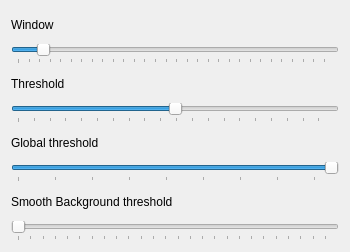
tmramalho/bigCellBrotherGUI, file views/threshold.ui: the form before one commit.
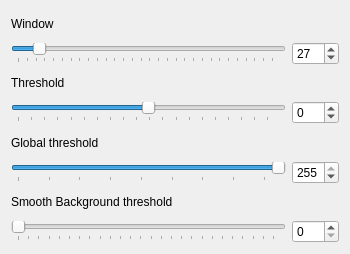
The form after the commit.

Patch:
```diff
--- a/views/threshold.ui
+++ b/views/threshold.ui
@@ -7,7 +7,7 @@
     <x>0</x>
     <y>0</y>
     <width>350</width>
-    <height>252</height>
+    <height>254</height>
    </rect>
   </property>
   <property name="sizePolicy">
@@ -21,28 +21,12 @@
   </property>
   <layout class="QGridLayout" name="gridLayout">
    <item row="0" column="0">
-    <layout class="QVBoxLayout" name="verticalLayout">
-     <item>
-      <widget class="QLabel" name="label_2">
-       <property name="text">
-        <string>Window</string>
-       </property>
-      </widget>
-     </item>
-     <item>
-      <widget class="QSlider" name="windowSlider">
-       <property name="minimum">
-        <number>3</number>
-       </property>
+    <layout class="QGridLayout" name="gridLayout_2">
+     <item row="7" column="0">
+      <widget class="QSlider" name="sbThresholdSlider">
        <property name="maximum">
-        <number>300</number>
+        <number>255</number>
        </property>
-       <property name="singleStep">
-        <number>2</number>
-       </property>
-       <property name="value">
-        <number>27</number>
-       </property>
        <property name="orientation">
         <enum>Qt::Horizontal</enum>
        </property>
@@ -51,34 +35,14 @@
        </property>
       </widget>
      </item>
-     <item>
-      <widget class="QLabel" name="label_9">
+     <item row="6" column="0">
+      <widget class="QLabel" name="label">
        <property name="text">
-        <string>Threshold</string>
+        <string>Smooth Background threshold</string>
        </property>
       </widget>
      </item>
-     <item>
-      <widget class="QSlider" name="bgThresholdSlider">
-       <property name="minimum">
-        <number>-99</number>
-       </property>
-       <property name="orientation">
-        <enum>Qt::Horizontal</enum>
-       </property>
-       <property name="tickPosition">
-        <enum>QSlider::TicksBelow</enum>
-       </property>
-      </widget>
-     </item>
-     <item>
-      <widget class="QLabel" name="label_4">
-       <property name="text">
-        <string>Global threshold</string>
-       </property>
-      </widget>
-     </item>
-     <item>
+     <item row="5" column="0">
       <widget class="QSlider" name="thThresholdSlider">
        <property name="minimum">
         <number>1</number>
@@ -100,18 +64,47 @@
        </property>
       </widget>
      </item>
-     <item>
-      <widget class="QLabel" name="label">
+     <item row="4" column="0">
+      <widget class="QLabel" name="label_4">
        <property name="text">
-        <string>Smooth Background threshold</string>
+        <string>Global threshold</string>
        </property>
       </widget>
      </item>
-     <item>
-      <widget class="QSlider" name="sbThresholdSlider">
+     <item row="3" column="0">
+      <widget class="QSlider" name="bgThresholdSlider">
+       <property name="minimum">
+        <number>-99</number>
+       </property>
+       <property name="orientation">
+        <enum>Qt::Horizontal</enum>
+       </property>
+       <property name="tickPosition">
+        <enum>QSlider::TicksBelow</enum>
+       </property>
+      </widget>
+     </item>
+     <item row="2" column="0">
+      <widget class="QLabel" name="label_9">
+       <property name="text">
+        <string>Threshold</string>
+       </property>
+      </widget>
+     </item>
+     <item row="1" column="0">
+      <widget class="QSlider" name="windowSlider">
+       <property name="minimum">
+        <number>3</number>
+       </property>
        <property name="maximum">
-        <number>255</number>
+        <number>300</number>
        </property>
+       <property name="singleStep">
+        <number>2</number>
+       </property>
+       <property name="value">
+        <number>27</number>
+       </property>
        <property name="orientation">
         <enum>Qt::Horizontal</enum>
        </property>
@@ -120,6 +113,56 @@
        </property>
       </widget>
      </item>
+     <item row="0" column="0">
+      <widget class="QLabel" name="label_2">
+       <property name="text">
+        <string>Window</string>
+       </property>
+      </widget>
+     </item>
+     <item row="1" column="1">
+      <widget class="QSpinBox" name="windowBox">
+       <property name="minimum">
+        <number>3</number>
+       </property>
+       <property name="maximum">
+        <number>300</number>
+       </property>
+       <property name="singleStep">
+        <number>2</number>
+       </property>
+       <property name="value">
+        <number>27</number>
+       </property>
+      </widget>
+     </item>
+     <item row="3" column="1">
+      <widget class="QSpinBox" name="bgThresholdBox">
+       <property name="minimum">
+        <number>-99</number>
+       </property>
+      </widget>
+     </item>
+     <item row="5" column="1">
+      <widget class="QSpinBox" name="thThresholdBox">
+       <property name="minimum">
+        <number>1</number>
+       </property>
+       <property name="maximum">
+        <number>255</number>
+       </property>
+       <property name="value">
+        <number>255</number>
+       </property>
+      </widget>
+     </item>
+     <item row="7" column="1">
+      <widget class="QSpinBox" name="sbThresholdBox">
+       <property name="maximum">
+        <number>255</number>
+       </property>
+      </widget>
+     </item>
     </layout>
    </item>
   </layout>
```
